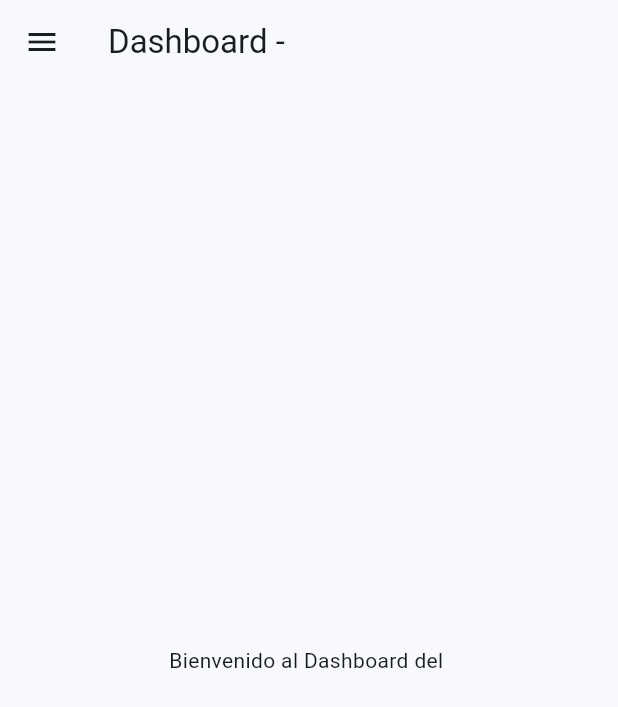
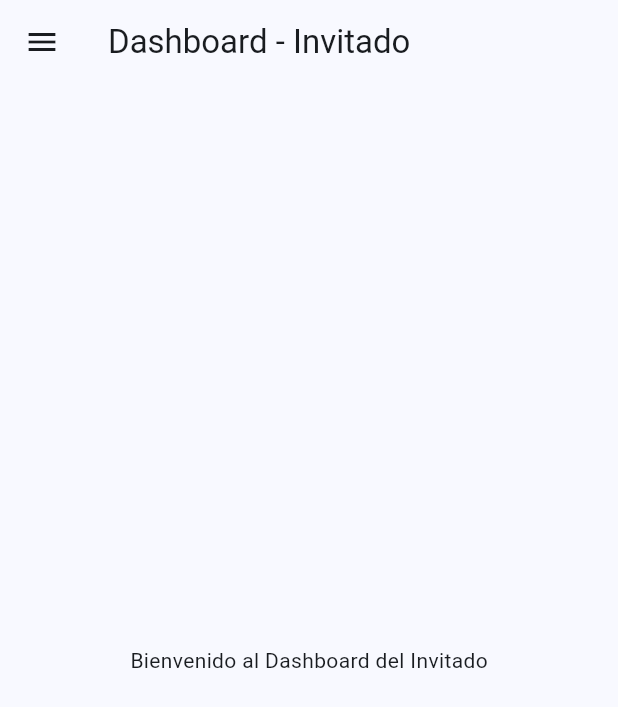
Before and after one commit to Edisonj4vier/EDU-RULETA, a Flutter app: the PantallaDashboard screen opened directly with empty values, on a phone screen of 412 x 824 dp. Shown: the top 707 px of the screen. Run offline on Flutter 3.47's test engine with Material 3 defaults, Android fonts, the phone set to English and light mode, and no system bars; our stand-ins replace flutter_fortune_wheel.

Commit message:
Redireccionamiento de usuarios

```diff
--- a/Front-end_proyect/lib/view/viewTeacher/pantalla_dashboard_profesor.dart
+++ b/Front-end_proyect/lib/view/viewTeacher/pantalla_dashboard_profesor.dart
@@ -1,7 +1,7 @@
 import 'package:flutter/material.dart';
 
 class PantallaDashboardProfesor extends StatelessWidget {
-  const PantallaDashboardProfesor({super.key});
+  const PantallaDashboardProfesor({Key? key}) : super(key: key);
 
   @override
   Widget build(BuildContext context) {
--- a/Front-end_proyect/lib/widgets/pantalla_dashboard.dart
+++ b/Front-end_proyect/lib/widgets/pantalla_dashboard.dart
@@ -2,6 +2,7 @@ import 'package:flutter/material.dart';
 import '../view/viewStudent/cursos_estudiantes.dart';
 import '../view/viewStudent/main.dart';
 import '../view/viewTeacher/mis_cursos.dart';
+// Importa aquí las vistas necesarias para el rol de admin
 
 class PantallaDashboard extends StatefulWidget {
   final String rol;
@@ -18,10 +19,10 @@ class _PantallaDashboardState extends State<PantallaDashboard> {
   @override
   Widget build(BuildContext context) {
     return Scaffold(
-      appBar: (currentView == 'home' && widget.rol == 'Estudiante')
+      appBar: (currentView == 'home' && widget.rol == 'student')
           ? null
           : AppBar(
-              title: Text('Dashboard - ${widget.rol}'),
+              title: Text('Dashboard - ${_getRolName(widget.rol)}'),
             ),
       drawer: Drawer(
         child: ListView(
@@ -33,9 +34,22 @@ class _PantallaDashboardState extends State<PantallaDashboard> {
     );
   }
 
+  String _getRolName(String rol) {
+    switch (rol) {
+      case 'student':
+        return 'Estudiante';
+      case 'teacher':
+        return 'Profesor';
+      case 'admin':
+        return 'Administrador';
+      default:
+        return 'Invitado';
+    }
+  }
+
   List<Widget> _buildMenuItems(BuildContext context) {
     List<Widget> menuItems = [
-      const DrawerHeader(
+      DrawerHeader(
         decoration: BoxDecoration(
           color: Colors.blue,
         ),
@@ -45,8 +59,8 @@ class _PantallaDashboardState extends State<PantallaDashboard> {
         ),
       ),
       ListTile(
-        leading: const Icon(Icons.person),
-        title: const Text('Mi perfil'),
+        leading: Icon(Icons.person),
+        title: Text('Mi perfil'),
         onTap: () {
           setState(() {
             currentView = 'home';
@@ -54,10 +68,14 @@ class _PantallaDashboardState extends State<PantallaDashboard> {
           Navigator.pop(context);
         },
       ),
-      if (widget.rol == 'Estudiante') ...[
+    ];
+
+    switch (widget.rol) {
+      case 'student':
+        menuItems.addAll([
           ListTile(
-          leading: const Icon(Icons.question_answer),
-          title: const Text('Mis ruletas'),
+            leading: Icon(Icons.question_answer),
+            title: Text('Mis ruletas'),
             onTap: () {
               setState(() {
                 currentView = 'mis_ruletas';
@@ -66,8 +84,8 @@ class _PantallaDashboardState extends State<PantallaDashboard> {
             },
           ),
           ListTile(
-          leading: const Icon(Icons.grade),
-          title: const Text('Mis notas'),
+            leading: Icon(Icons.grade),
+            title: Text('Mis notas'),
             onTap: () {
               setState(() {
                 currentView = 'mis_notas';
@@ -76,8 +94,8 @@ class _PantallaDashboardState extends State<PantallaDashboard> {
             },
           ),
           ListTile(
-          leading: const Icon(Icons.book),
-          title: const Text('Material de apoyo'),
+            leading: Icon(Icons.book),
+            title: Text('Material de apoyo'),
             onTap: () {
               setState(() {
                 currentView = 'material_apoyo';
@@ -85,10 +103,13 @@ class _PantallaDashboardState extends State<PantallaDashboard> {
               Navigator.pop(context);
             },
           ),
-      ] else if (widget.rol == 'Profesor') ...[
+        ]);
+        break;
+      case 'teacher':
+        menuItems.addAll([
           ListTile(
-          leading: const Icon(Icons.book),
-          title: const Text('Mis cursos'),
+            leading: Icon(Icons.book),
+            title: Text('Mis cursos'),
             onTap: () {
               setState(() {
                 currentView = 'mis_cursos';
@@ -97,8 +118,8 @@ class _PantallaDashboardState extends State<PantallaDashboard> {
             },
           ),
           ListTile(
-          leading: const Icon(Icons.group),
-          title: const Text('Mis estudiantes'),
+            leading: Icon(Icons.group),
+            title: Text('Mis estudiantes'),
             onTap: () {
               setState(() {
                 currentView = 'mis_estudiantes';
@@ -106,43 +127,76 @@ class _PantallaDashboardState extends State<PantallaDashboard> {
               Navigator.pop(context);
             },
           ),
-      ] else if (widget.rol == 'Invitado') ...[
+        ]);
+        break;
+      case 'admin':
+        menuItems.addAll([
           ListTile(
-          leading: const Icon(Icons.info),
-          title: const Text('Información del sistema'),
+            leading: Icon(Icons.admin_panel_settings),
+            title: Text('Panel de administración'),
             onTap: () {
               setState(() {
-              currentView = 'info_sistema';
+                currentView = 'admin_panel';
               });
               Navigator.pop(context);
             },
           ),
-      ],
-      const Divider(),
           ListTile(
-        leading: const Icon(Icons.exit_to_app, color: Colors.red),
-        title: const Text('Salir', style: TextStyle(color: Colors.red)),
+            leading: Icon(Icons.people),
+            title: Text('Gestión de usuarios'),
+            onTap: () {
+              setState(() {
+                currentView = 'user_management';
+              });
+              Navigator.pop(context);
+            },
+          ),
+        ]);
+        break;
+    }
+
+    menuItems.addAll([
+      Divider(),
+      ListTile(
+        leading: Icon(Icons.exit_to_app, color: Colors.red),
+        title: Text('Salir', style: TextStyle(color: Colors.red)),
         onTap: () {
           Navigator.pop(context);
           Navigator.pushReplacementNamed(context, '/');
         },
       ),
-    ];
+    ]);
 
     return menuItems;
   }
 
   Widget _buildBody() {
-    if (widget.rol == 'Estudiante' && currentView == 'home') {
+    switch (widget.rol) {
+      case 'student':
+        if (currentView == 'home') {
           return const StudentMainScreen();
         } else if (currentView == 'mis_ruletas') {
           return const CursosEstudiantes();
-    } else if (currentView == 'mis_cursos') {
+        }
+        break;
+      case 'teacher':
+        if (currentView == 'mis_cursos') {
           return const MisCursosPage();
         }
+        break;
+      case 'admin':
+        // Aquí deberías añadir las vistas específicas para el admin
+        if (currentView == 'admin_panel') {
+          // return AdminPanelScreen();
+        } else if (currentView == 'user_management') {
+          // return UserManagementScreen();
+        }
+        break;
+    }
 
+    // Vista por defecto si no se ha manejado específicamente
     return Center(
-      child: Text('Bienvenido al Dashboard del ${widget.rol}'),
+      child: Text('Bienvenido al Dashboard del ${_getRolName(widget.rol)}'),
     );
   }
 }
--- a/Front-end_proyect/pubspec.yaml
+++ b/Front-end_proyect/pubspec.yaml
@@ -37,6 +37,7 @@ dependencies:
   # Use with the CupertinoIcons class for iOS style icons.
   cupertino_icons: ^1.0.2
   flutter_fortune_wheel: ^1.2.1
+  jwt_decoder: ^2.0.1
 
 dev_dependencies:
   flutter_test:
```
Also changed, not shown: Front-end_proyect/lib/pantallas/pantalla_login.dart (+115 -26 lines), Front-end_proyect/pubspec.lock. Lines whose indentation alone changed are shown as unchanged.
